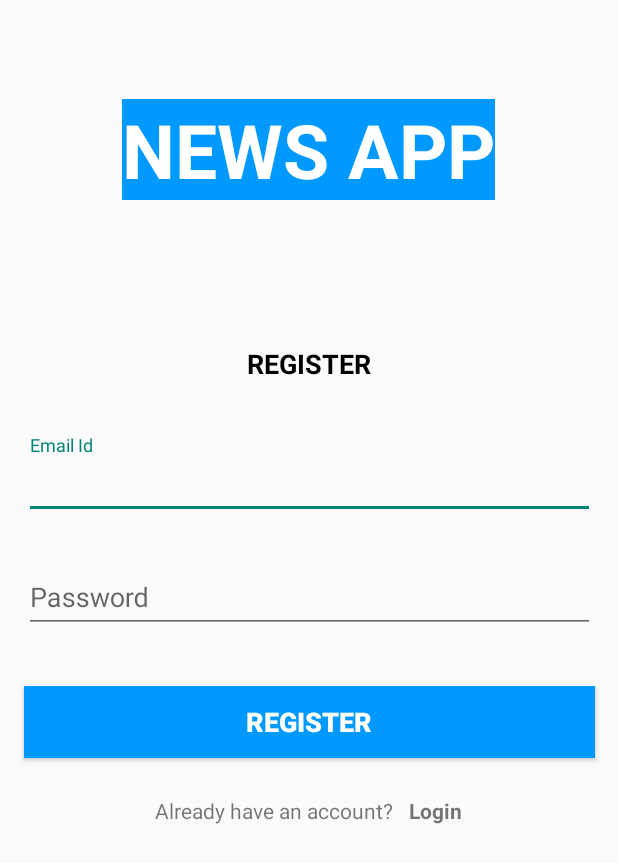
After one commit to Entity04/U-NITy, an Android app: the RegisterActivity screen opened directly, with no data from a screen before it, on a phone screen of 412 x 824 dp. The commit adds this screen. Shown: the top 863 px of the screen. Run offline under Robolectric (Android 15) with nearby library versions, the phone set to English and light mode, and no system bars; our stand-ins replace Firebase (no records; nobody signed in at launch, a user with empty details on screens opened directly); Roboto replaces fonts that are not available here.

Commit message:
loginAndRegisterCode

```diff
--- a/app/build.gradle
+++ b/app/build.gradle
@@ -1,6 +1,7 @@
 plugins {
     id 'com.android.application'
     id 'kotlin-android'
+    id 'com.google.gms.google-services'
 }
 
 android {
@@ -37,7 +38,11 @@ dependencies {
     implementation 'androidx.appcompat:appcompat:1.4.0'
     implementation 'com.google.android.material:material:1.4.0'
     implementation 'androidx.constraintlayout:constraintlayout:2.1.2'
+    implementation 'com.google.firebase:firebase-auth:21.0.1'
+    implementation 'com.google.firebase:firebase-auth-ktx:21.0.1'
     testImplementation 'junit:junit:4.+'
+    implementation platform('com.google.firebase:firebase-bom:29.0.3')
+    implementation 'com.google.firebase:firebase-analytics-ktx'
     androidTestImplementation 'androidx.test.ext:junit:1.1.3'
     androidTestImplementation 'androidx.test.espresso:espresso-core:3.4.0'
 }
--- /dev/null
+++ b/app/src/main/res/layout/activity_register.xml
@@ -0,0 +1,143 @@
+<?xml version="1.0" encoding="utf-8"?>
+<androidx.constraintlayout.widget.ConstraintLayout xmlns:android="http://schemas.android.com/apk/res/android"
+    xmlns:app="http://schemas.android.com/apk/res-auto"
+    xmlns:tools="http://schemas.android.com/tools"
+    android:layout_width="match_parent"
+    android:layout_height="match_parent"
+    tools:context=".RegisterActivity">
+
+    <FrameLayout
+        android:id="@+id/flHeader"
+        android:layout_width="match_parent"
+        android:layout_height="200dp"
+        app:layout_constraintEnd_toEndOf="parent"
+        app:layout_constraintStart_toStartOf="parent"
+        app:layout_constraintTop_toTopOf="parent">
+
+        <!-- TODO Add background -->
+        <ImageView
+            android:layout_width="match_parent"
+            android:layout_height="200dp"
+            android:scaleX="2"
+            android:layout_gravity="center"
+            android:scaleType="centerInside"
+            />
+
+        <TextView
+            android:layout_width="wrap_content"
+            android:layout_height="wrap_content"
+            android:text="NEWS APP"
+            android:textStyle="bold"
+            android:textSize="50sp"
+            android:layout_gravity="center"
+            android:background="@color/colorPrimary"
+            android:textColor="@color/white"/>
+
+
+    </FrameLayout>
+
+    <TextView
+        android:id="@+id/tvForgotPassTitle"
+        android:layout_width="wrap_content"
+        android:layout_height="wrap_content"
+        android:layout_marginTop="30dp"
+        android:text="REGISTER"
+        android:textSize="18sp"
+        android:textColor="@color/black"
+        android:textStyle="bold"
+        app:layout_constraintEnd_toEndOf="parent"
+        app:layout_constraintStart_toStartOf="parent"
+        app:layout_constraintTop_toBottomOf="@id/flHeader"/>
+
+
+    <com.google.android.material.textfield.TextInputLayout
+        android:layout_width="match_parent"
+        android:layout_height="wrap_content"
+        android:id="@+id/tilRegisterEmail"
+        android:layout_marginStart="16dp"
+        android:layout_marginTop="35dp"
+        android:layout_marginEnd="15dp"
+        android:hint="Email Id"
+        app:layout_constraintEnd_toEndOf="parent"
+        app:layout_constraintStart_toStartOf="parent"
+        app:layout_constraintTop_toBottomOf="@id/tvForgotPassTitle">
+
+        <EditText
+            android:layout_width="match_parent"
+            android:layout_height="wrap_content"
+            android:id="@+id/etForgotPassEmail"
+            android:inputType="textEmailAddress"
+            tools:text="abc@gmail.com"/>
+    </com.google.android.material.textfield.TextInputLayout>
+
+    <com.google.android.material.textfield.TextInputLayout
+        android:layout_width="match_parent"
+        android:layout_height="wrap_content"
+        android:id="@+id/tilRegisterPassword"
+        android:layout_marginStart="16dp"
+        android:layout_marginTop="20dp"
+        android:layout_marginEnd="15dp"
+        android:hint="Password"
+        app:layout_constraintEnd_toEndOf="parent"
+        app:layout_constraintStart_toStartOf="parent"
+        app:layout_constraintTop_toBottomOf="@id/tilRegisterEmail">
+
+        <EditText
+            android:layout_width="match_parent"
+            android:layout_height="wrap_content"
+            android:id="@+id/etRegisterPassword"
+            android:inputType="textPassword"
+            tools:text="12345678"/>
+    </com.google.android.material.textfield.TextInputLayout>
+
+    <Button
+        android:layout_width="match_parent"
+        android:layout_height="wrap_content"
+        android:id="@+id/btnForgotPass"
+        android:gravity="center"
+        android:layout_marginStart="16dp"
+        android:layout_marginTop="35dp"
+        android:layout_marginEnd="15dp"
+        android:background="@color/colorPrimary"
+        android:foreground="?attr/selectableItemBackground"
+        android:text="Register"
+        android:textColor="@color/white"
+        android:textSize="18sp"
+        android:textStyle="bold"
+        app:layout_constraintEnd_toEndOf="parent"
+        app:layout_constraintStart_toStartOf="parent"
+        app:layout_constraintTop_toBottomOf="@id/tilRegisterPassword"/>
+
+
+    <LinearLayout
+        android:layout_width="wrap_content"
+        android:layout_height="wrap_content"
+        android:layout_marginTop="20dp"
+        android:gravity="center_vertical"
+        android:orientation="horizontal"
+        app:layout_constraintEnd_toEndOf="parent"
+        app:layout_constraintHorizontal_bias="0.497"
+        app:layout_constraintStart_toStartOf="parent"
+        app:layout_constraintTop_toBottomOf="@id/btnForgotPass">
+
+        <TextView
+            android:id="@+id/tvAlreadyAcc"
+            android:layout_width="wrap_content"
+            android:layout_height="wrap_content"
+            android:layout_marginTop="0dp"
+            android:padding="5dp"
+            android:text="Already have an account?" />
+
+        <TextView
+            android:id="@+id/tvLogin"
+            android:layout_width="wrap_content"
+            android:layout_height="wrap_content"
+            android:layout_marginTop="0dp"
+            android:foreground="?attr/selectableItemBackground"
+            android:padding="5dp"
+            android:text="Login"
+            android:textStyle="bold" />
+
+    </LinearLayout>
+
+</androidx.constraintlayout.widget.ConstraintLayout>
--- a/app/src/main/res/values/strings.xml
+++ b/app/src/main/res/values/strings.xml
@@ -6,5 +6,5 @@
     <string name="email">Email</string>
     <string name="forgot_password">Forgot Password?</string>
     <string name="password">Password</string>
-    <string name="or_login_with">OR LOGIN WITH</string>
+    <string name="register">Don\'t have an account? Register</string>
 </resources>
--- a/build.gradle
+++ b/build.gradle
@@ -5,8 +5,9 @@ buildscript {
         mavenCentral()
     }
     dependencies {
-        classpath "com.android.tools.build:gradle:7.0.2"
+        classpath "com.android.tools.build:gradle:7.0.4"
         classpath "org.jetbrains.kotlin:kotlin-gradle-plugin:1.6.10"
+        classpath 'com.google.gms:google-services:4.3.10'
 
         // NOTE: Do not place your application dependencies here; they belong
         // in the individual module build.gradle files
```
Also changed, not shown: app/src/main/AndroidManifest.xml (+12 -8 lines), app/src/main/java/com/entity/unity/EmailPassLogin.kt (+74 -0 lines), app/src/main/java/com/entity/unity/ForgotPasswordActivity.kt (added, +71 -0 lines), app/src/main/java/com/entity/unity/RegisterActivity.kt (added, +86 -0 lines), app/src/main/res/layout/activity_email_pass_login.xml (+14 -25 lines), app/src/main/res/layout/activity_forgot_password.xml (added, +126 -0 lines), 1 other file.
